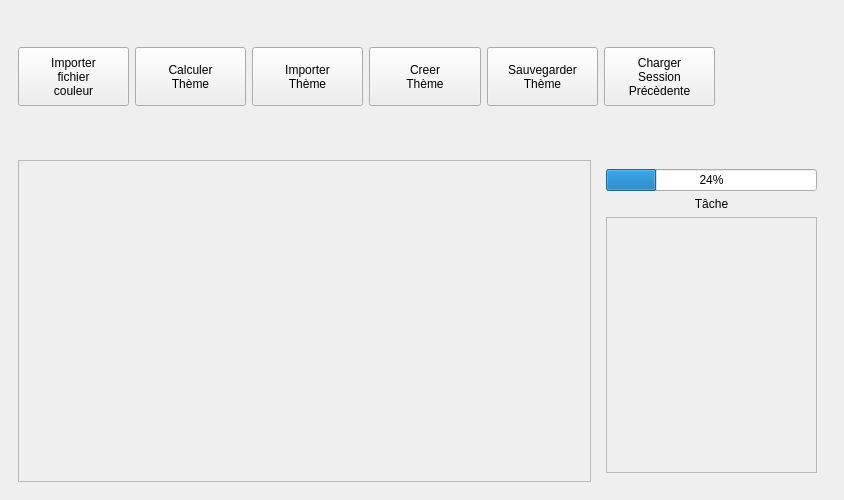
This is ui/mainwindow.ui in chriSmile0/ColorThemeManager as Qt 5 draws it before an edit. The edited form follows.
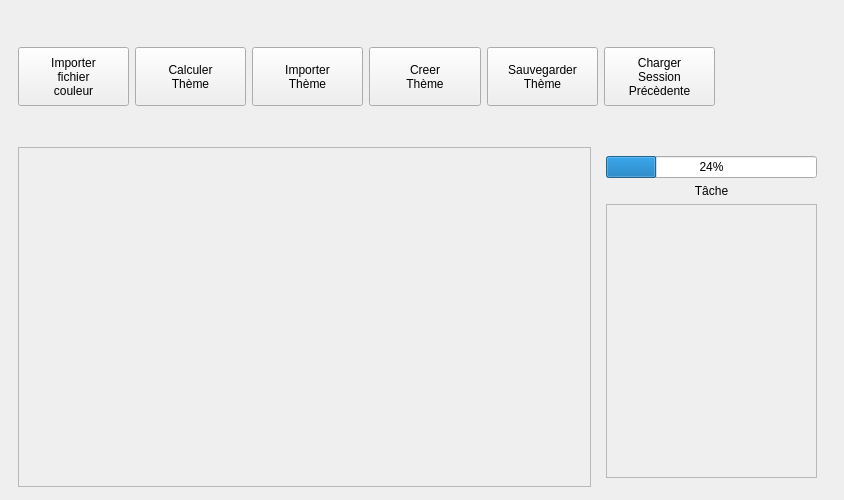
This is the edited form.

```diff
--- a/ui/mainwindow.ui
+++ b/ui/mainwindow.ui
@@ -39,12 +39,21 @@
     </size>
    </property>
    <layout class="QVBoxLayout" name="verticalLayout" stretch="2,5">
+    <property name="spacing">
+     <number>0</number>
+    </property>
     <item>
      <widget class="QWidget" name="Top" native="true">
       <layout class="QHBoxLayout" name="horizontalLayout_2" stretch="3,3,3,3,3,3,3">
        <property name="sizeConstraint">
         <enum>QLayout::SetNoConstraint</enum>
        </property>
+       <property name="topMargin">
+        <number>0</number>
+       </property>
+       <property name="bottomMargin">
+        <number>3</number>
+       </property>
        <item>
         <widget class="QPushButton" name="Import_Color_File">
          <property name="sizePolicy">
@@ -171,6 +180,12 @@
     <item>
      <widget class="QWidget" name="Bottom" native="true">
       <layout class="QHBoxLayout" name="horizontalLayout" stretch="5,2">
+       <property name="topMargin">
+        <number>0</number>
+       </property>
+       <property name="bottomMargin">
+        <number>4</number>
+       </property>
        <item>
         <widget class="QScrollArea" name="scrollArea">
          <property name="widgetResizable">
@@ -182,7 +197,7 @@
             <x>0</x>
             <y>0</y>
             <width>571</width>
-            <height>320</height>
+            <height>338</height>
            </rect>
           </property>
           <layout class="QGridLayout" name="gridLayout_2">
@@ -244,7 +259,7 @@
                <x>0</x>
                <y>0</y>
                <width>209</width>
-               <height>221</height>
+               <height>235</height>
               </rect>
              </property>
              <layout class="QVBoxLayout" name="verticalLayout_4">
```
